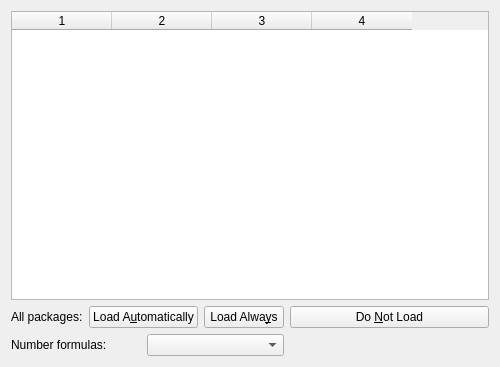
Above: src/frontends/qt4/ui/MathsUi.ui from cburschka/lyx before the change. Below: the same form after it.
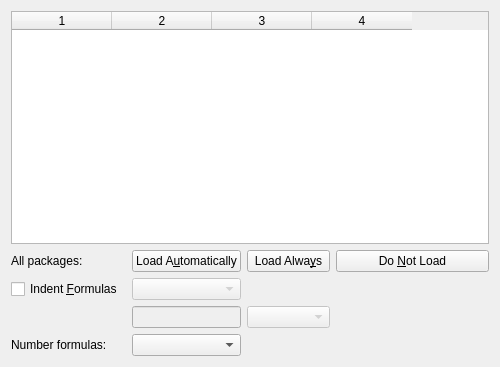
That is the form after the change. Custom widgets are drawn as their Qt base class.

Commit message: Move mathindent from text layout to math settings as discussed

The edit to the form file:
```diff
--- a/src/frontends/qt4/ui/MathsUi.ui
+++ b/src/frontends/qt4/ui/MathsUi.ui
@@ -21,28 +21,109 @@
      </property>
     </widget>
    </item>
-   <item row="1" column="1" colspan="2">
+   <item row="1" column="1">
     <widget class="QPushButton" name="allPackagesAutoPB">
      <property name="text">
       <string>Load A&amp;utomatically</string>
      </property>
     </widget>
    </item>
-   <item row="1" column="3">
+   <item row="1" column="2">
     <widget class="QPushButton" name="allPackagesAlwaysPB">
      <property name="text">
       <string>Load Alwa&amp;ys</string>
      </property>
     </widget>
    </item>
-   <item row="1" column="4" colspan="2">
+   <item row="1" column="3">
     <widget class="QPushButton" name="allPackagesNotPB">
      <property name="text">
       <string>Do &amp;Not Load</string>
      </property>
     </widget>
    </item>
-   <item row="2" column="0" colspan="2">
+   <item row="2" column="0">
+    <widget class="QCheckBox" name="MathIndentCB">
+     <property name="toolTip">
+      <string>Indent displayed formulas instead of centering</string>
+     </property>
+     <property name="text">
+      <string>Indent &amp;Formulas</string>
+     </property>
+    </widget>
+   </item>
+   <item row="2" column="1">
+    <widget class="QComboBox" name="MathIndentCO">
+     <property name="enabled">
+      <bool>false</bool>
+     </property>
+     <property name="sizePolicy">
+      <sizepolicy hsizetype="Expanding" vsizetype="Fixed">
+       <horstretch>0</horstretch>
+       <verstretch>0</verstretch>
+      </sizepolicy>
+     </property>
+     <property name="toolTip">
+      <string>Size of the indentation</string>
+     </property>
+    </widget>
+   </item>
+   <item row="2" column="2" colspan="2">
+    <spacer name="horizontalSpacer_3">
+     <property name="orientation">
+      <enum>Qt::Horizontal</enum>
+     </property>
+     <property name="sizeHint" stdset="0">
+      <size>
+       <width>234</width>
+       <height>20</height>
+      </size>
+     </property>
+    </spacer>
+   </item>
+   <item row="3" column="1">
+    <widget class="QLineEdit" name="MathIndentLE">
+     <property name="enabled">
+      <bool>false</bool>
+     </property>
+     <property name="toolTip">
+      <string/>
+     </property>
+     <property name="text">
+      <string/>
+     </property>
+    </widget>
+   </item>
+   <item row="3" column="2">
+    <widget class="lyx::frontend::LengthCombo" name="MathIndentLengthCO">
+     <property name="enabled">
+      <bool>false</bool>
+     </property>
+     <property name="sizePolicy">
+      <sizepolicy hsizetype="Expanding" vsizetype="Fixed">
+       <horstretch>0</horstretch>
+       <verstretch>0</verstretch>
+      </sizepolicy>
+     </property>
+     <property name="toolTip">
+      <string/>
+     </property>
+    </widget>
+   </item>
+   <item row="3" column="3">
+    <spacer name="horizontalSpacer_2">
+     <property name="orientation">
+      <enum>Qt::Horizontal</enum>
+     </property>
+     <property name="sizeHint" stdset="0">
+      <size>
+       <width>153</width>
+       <height>20</height>
+      </size>
+     </property>
+    </spacer>
+   </item>
+   <item row="4" column="0">
     <widget class="QLabel" name="MathNumberingPosL">
      <property name="minimumSize">
       <size>
@@ -55,30 +136,36 @@
      </property>
     </widget>
    </item>
-   <item row="2" column="2" colspan="2">
+   <item row="4" column="1">
     <widget class="QComboBox" name="MathNumberingPosCO">
      <property name="enabled">
       <bool>true</bool>
      </property>
+     <property name="sizePolicy">
+      <sizepolicy hsizetype="Expanding" vsizetype="Fixed">
+       <horstretch>0</horstretch>
+       <verstretch>0</verstretch>
+      </sizepolicy>
+     </property>
      <property name="toolTip">
       <string>Size of the indentation</string>
      </property>
     </widget>
    </item>
-   <item row="2" column="5">
+   <item row="4" column="2" colspan="2">
     <spacer name="horizontalSpacer_1">
      <property name="orientation">
       <enum>Qt::Horizontal</enum>
      </property>
      <property name="sizeHint" stdset="0">
       <size>
-       <width>268</width>
-       <height>20</height>
+       <width>234</width>
+       <height>17</height>
       </size>
      </property>
     </spacer>
    </item>
-   <item row="0" column="0" colspan="6">
+   <item row="0" column="0" colspan="4">
     <widget class="QTableWidget" name="packagesTW">
      <property name="sizePolicy">
       <sizepolicy hsizetype="Expanding" vsizetype="Expanding">
@@ -103,6 +190,13 @@
    </item>
   </layout>
  </widget>
+ <customwidgets>
+  <customwidget>
+   <class>lyx::frontend::LengthCombo</class>
+   <extends>QComboBox</extends>
+   <header>LengthCombo.h</header>
+  </customwidget>
+ </customwidgets>
  <includes>
   <include location="local">qt_i18n.h</include>
  </includes>
```
Left out of the diff: 19 changed lines with no effect on the pictures. The commit also changes 2 other files.
